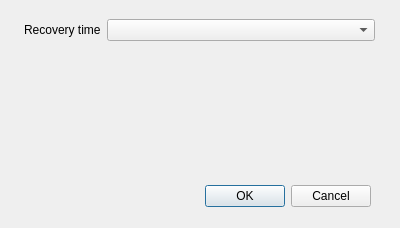
First picture: the form in svir/ui/ui_recovery_modeling.ui, repository gem/oq-irmt-qgis, before the edit.
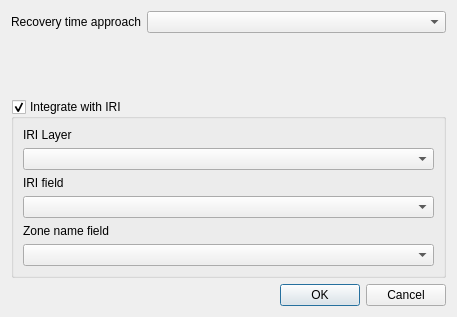
Second picture: the form after the edit.

```diff
--- a/svir/ui/ui_recovery_modeling.ui
+++ b/svir/ui/ui_recovery_modeling.ui
@@ -9,8 +9,8 @@
    <rect>
     <x>0</x>
     <y>0</y>
-    <width>400</width>
-    <height>228</height>
+    <width>457</width>
+    <height>317</height>
    </rect>
   </property>
   <property name="windowTitle">
@@ -19,36 +19,13 @@
   <property name="modal">
    <bool>true</bool>
   </property>
-  <widget class="QDialogButtonBox" name="buttonBox">
-   <property name="geometry">
-    <rect>
-     <x>30</x>
-     <y>180</y>
-     <width>341</width>
-     <height>32</height>
-    </rect>
-   </property>
-   <property name="orientation">
-    <enum>Qt::Horizontal</enum>
-   </property>
-   <property name="standardButtons">
-    <set>QDialogButtonBox::Cancel|QDialogButtonBox::Ok</set>
-   </property>
-  </widget>
-  <widget class="QWidget" name="formLayoutWidget">
-   <property name="geometry">
-    <rect>
-     <x>24</x>
-     <y>19</y>
-     <width>351</width>
-     <height>141</height>
-    </rect>
-   </property>
+  <layout class="QVBoxLayout" name="verticalLayout">
+   <item>
    <layout class="QFormLayout" name="formLayout">
     <item row="0" column="0">
      <widget class="QLabel" name="approach_lbl">
       <property name="text">
-       <string>Recovery time</string>
+        <string>Recovery time approach</string>
       </property>
      </widget>
     </item>
@@ -56,7 +33,60 @@
      <widget class="QComboBox" name="approach_cbx"/>
     </item>
    </layout>
-  </widget>
+   </item>
+   <item>
+    <widget class="QGroupBox" name="integrate_iri_check">
+     <property name="title">
+      <string>Integrate with IRI</string>
+     </property>
+     <property name="checkable">
+      <bool>true</bool>
+     </property>
+     <layout class="QVBoxLayout" name="verticalLayout_2">
+      <item>
+       <widget class="QLabel" name="label">
+        <property name="text">
+         <string>IRI Layer</string>
+        </property>
+       </widget>
+      </item>
+      <item>
+       <widget class="QComboBox" name="iri_layer_cbx"/>
+      </item>
+      <item>
+       <widget class="QLabel" name="label_2">
+        <property name="text">
+         <string>IRI field</string>
+        </property>
+       </widget>
+      </item>
+      <item>
+       <widget class="QComboBox" name="iri_field_name_cbx"/>
+      </item>
+      <item>
+       <widget class="QLabel" name="label_3">
+        <property name="text">
+         <string>Zone name field</string>
+        </property>
+       </widget>
+      </item>
+      <item>
+       <widget class="QComboBox" name="zone_field_name_cbx"/>
+      </item>
+     </layout>
+    </widget>
+   </item>
+   <item>
+    <widget class="QDialogButtonBox" name="buttonBox">
+     <property name="orientation">
+      <enum>Qt::Horizontal</enum>
+     </property>
+     <property name="standardButtons">
+      <set>QDialogButtonBox::Cancel|QDialogButtonBox::Ok</set>
+     </property>
+    </widget>
+   </item>
+  </layout>
  </widget>
  <resources/>
  <connections>
```
Lines whose indentation alone changed are shown as unchanged.
